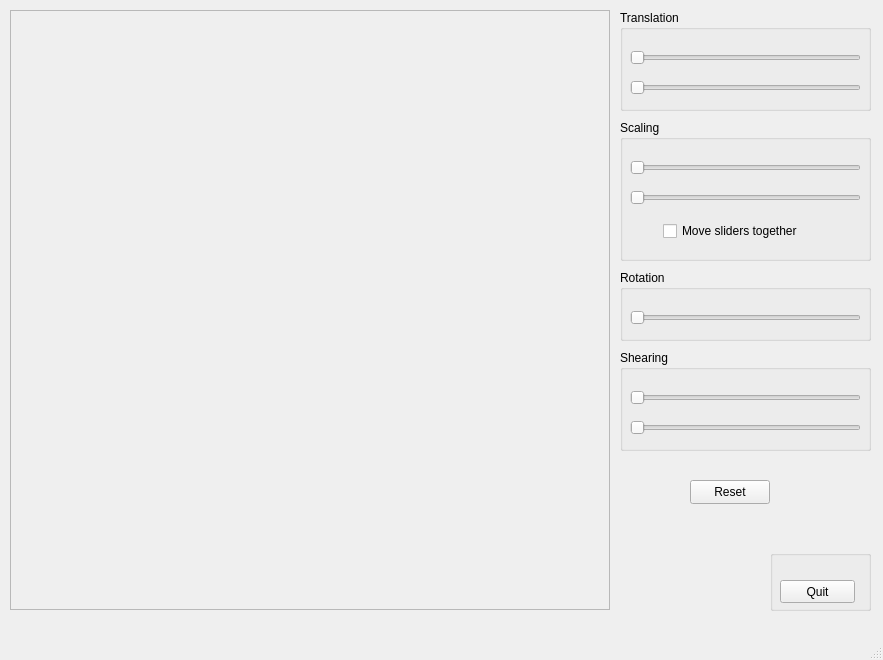
Old version of the form mywindow.ui in the repository jasienieckih/lgim8.
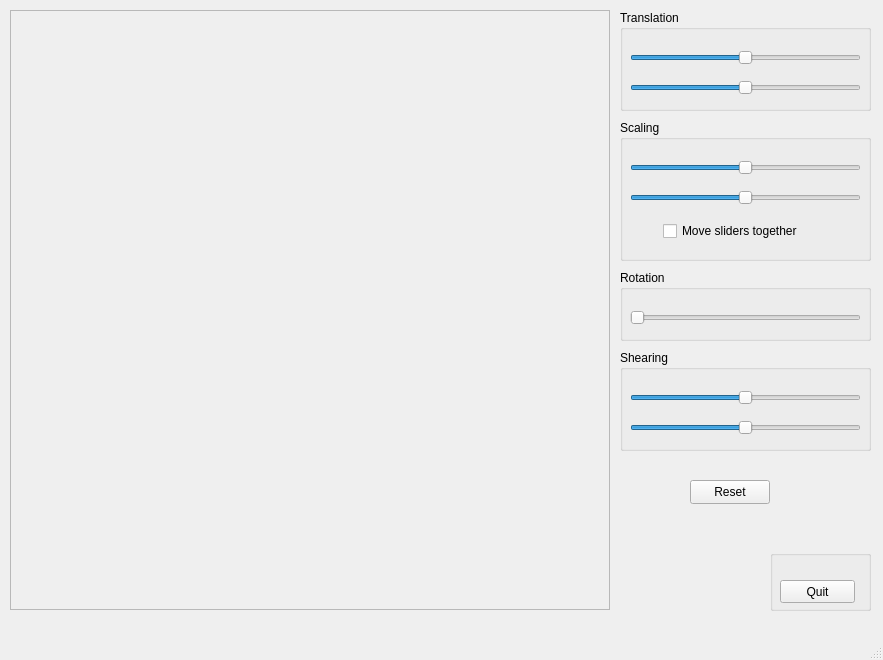
New version of the form.

Commit message: Change slider values

Patch:
```diff
--- a/mywindow.ui
+++ b/mywindow.ui
@@ -116,6 +116,15 @@
        <height>16</height>
       </rect>
      </property>
+     <property name="minimum">
+      <number>0</number>
+     </property>
+     <property name="maximum">
+      <number>2000</number>
+     </property>
+     <property name="value">
+      <number>1000</number>
+     </property>
      <property name="orientation">
       <enum>Qt::Horizontal</enum>
      </property>
@@ -129,6 +138,15 @@
        <height>16</height>
       </rect>
      </property>
+     <property name="minimum">
+      <number>0</number>
+     </property>
+     <property name="maximum">
+      <number>2000</number>
+     </property>
+     <property name="value">
+      <number>1000</number>
+     </property>
      <property name="orientation">
       <enum>Qt::Horizontal</enum>
      </property>
@@ -194,6 +212,15 @@
        <height>16</height>
       </rect>
      </property>
+     <property name="minimum">
+      <number>1</number>
+     </property>
+     <property name="maximum">
+      <number>2000</number>
+     </property>
+     <property name="value">
+      <number>1000</number>
+     </property>
      <property name="orientation">
       <enum>Qt::Horizontal</enum>
      </property>
@@ -207,6 +234,15 @@
        <height>16</height>
       </rect>
      </property>
+     <property name="minimum">
+      <number>1</number>
+     </property>
+     <property name="maximum">
+      <number>2000</number>
+     </property>
+     <property name="value">
+      <number>1000</number>
+     </property>
      <property name="orientation">
       <enum>Qt::Horizontal</enum>
      </property>
@@ -272,6 +308,12 @@
        <height>16</height>
       </rect>
      </property>
+     <property name="maximum">
+      <number>2000</number>
+     </property>
+     <property name="value">
+      <number>1000</number>
+     </property>
      <property name="orientation">
       <enum>Qt::Horizontal</enum>
      </property>
@@ -285,6 +327,12 @@
        <height>16</height>
       </rect>
      </property>
+     <property name="maximum">
+      <number>2000</number>
+     </property>
+     <property name="value">
+      <number>1000</number>
+     </property>
      <property name="orientation">
       <enum>Qt::Horizontal</enum>
      </property>
```
Left out of the diff: 3 changed lines with no effect on the pictures.
